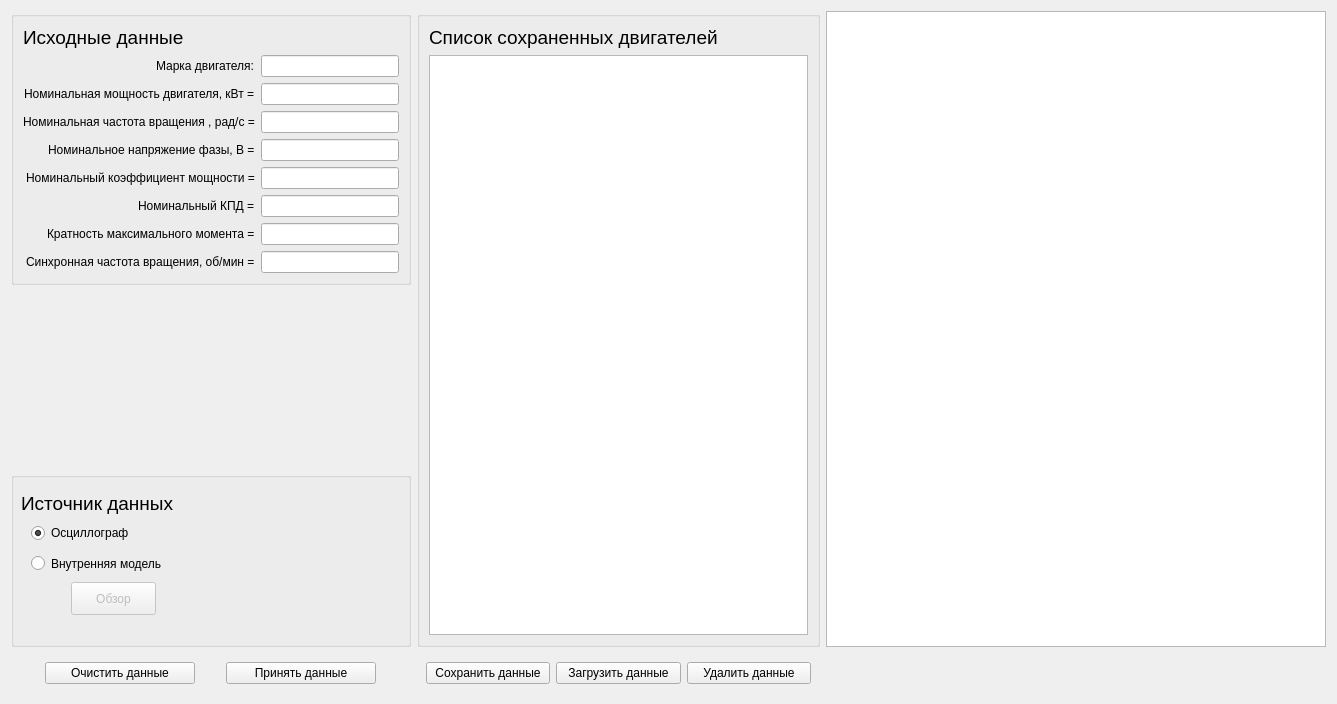
Before: the Qt Designer form untitled/datas.ui in Ivanos121/ImView, drawn with Qt 5.
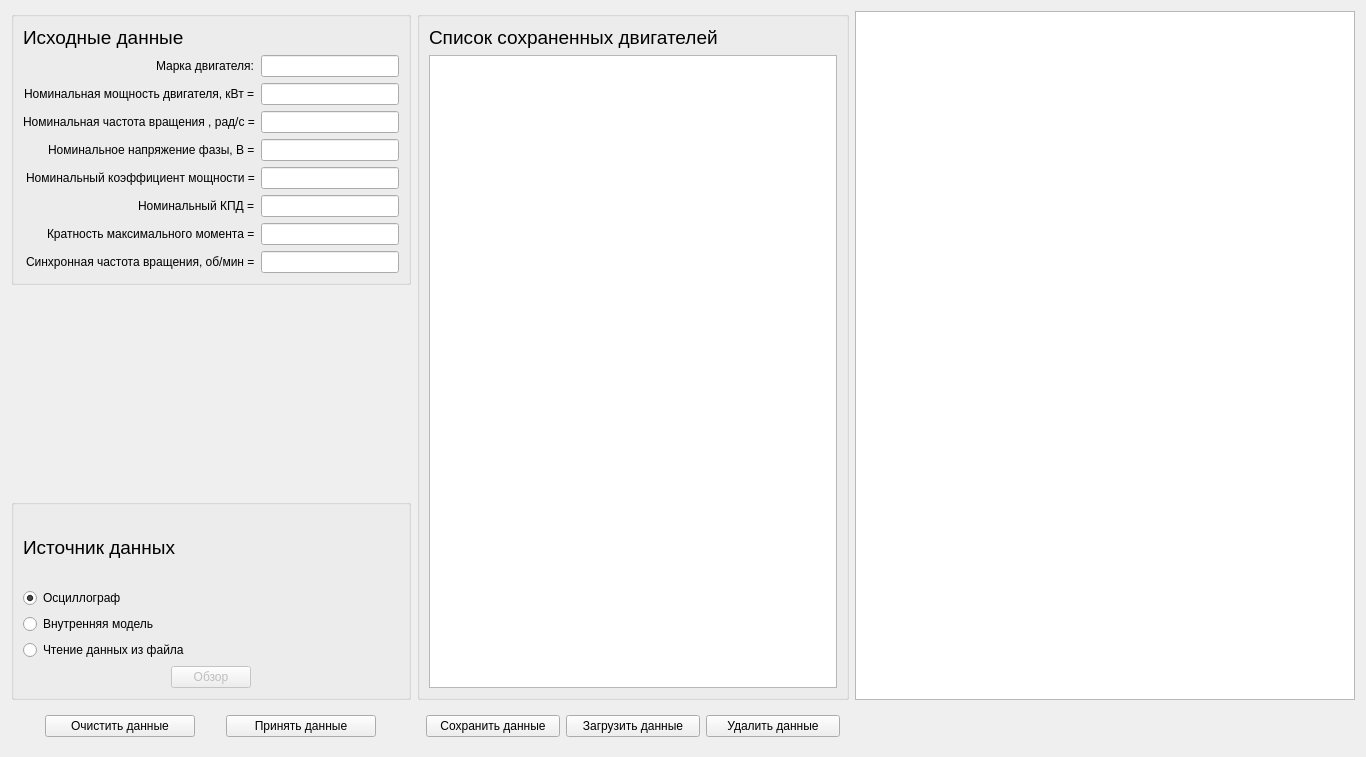
After: the same form once the commit is applied.

Diff of the .ui file:
```diff
--- a/untitled/datas.ui
+++ b/untitled/datas.ui
@@ -6,8 +6,8 @@
    <rect>
     <x>0</x>
     <y>0</y>
-    <width>1337</width>
-    <height>704</height>
+    <width>1366</width>
+    <height>757</height>
    </rect>
   </property>
   <property name="windowTitle">
@@ -178,15 +178,16 @@
        <height>0</height>
       </size>
      </property>
+     <layout class="QVBoxLayout" name="verticalLayout_3">
+      <item>
+       <widget class="QLabel" name="label_10">
+        <property name="text">
+         <string>&lt;html&gt;&lt;head/&gt;&lt;body&gt;&lt;p&gt;&lt;span style=&quot; font-size:14pt;&quot;&gt;Источник данных&lt;/span&gt;&lt;/p&gt;&lt;/body&gt;&lt;/html&gt;</string>
+        </property>
+       </widget>
+      </item>
+      <item>
      <widget class="QRadioButton" name="radioButton">
-      <property name="geometry">
-       <rect>
-        <x>20</x>
-        <y>50</y>
-        <width>141</width>
-        <height>22</height>
-       </rect>
-      </property>
       <property name="text">
        <string>Осциллограф</string>
       </property>
@@ -197,28 +198,9 @@
        <string notr="true">buttonGroup</string>
       </attribute>
      </widget>
-     <widget class="QLabel" name="label_10">
-      <property name="geometry">
-       <rect>
-        <x>10</x>
-        <y>20</y>
-        <width>384</width>
-        <height>23</height>
-       </rect>
-      </property>
-      <property name="text">
-       <string>&lt;html&gt;&lt;head/&gt;&lt;body&gt;&lt;p&gt;&lt;span style=&quot; font-size:14pt;&quot;&gt;Источник данных&lt;/span&gt;&lt;/p&gt;&lt;/body&gt;&lt;/html&gt;</string>
-      </property>
-     </widget>
-     <widget class="QRadioButton" name="radioButton_2">
-      <property name="geometry">
-       <rect>
-        <x>20</x>
-        <y>80</y>
-        <width>171</width>
-        <height>23</height>
-       </rect>
-      </property>
+      </item>
+      <item>
+       <widget class="QRadioButton" name="radioButton_3">
       <property name="text">
        <string>Внутренняя модель</string>
       </property>
@@ -226,22 +208,34 @@
        <string notr="true">buttonGroup</string>
       </attribute>
      </widget>
+      </item>
+      <item>
+       <widget class="QRadioButton" name="radioButton_2">
+        <property name="text">
+         <string>Чтение данных из файла</string>
+        </property>
+        <attribute name="buttonGroup">
+         <string notr="true">buttonGroup</string>
+        </attribute>
+       </widget>
+      </item>
+      <item alignment="Qt::AlignHCenter">
      <widget class="QPushButton" name="pushButton_5">
       <property name="enabled">
        <bool>false</bool>
       </property>
-      <property name="geometry">
-       <rect>
-        <x>60</x>
-        <y>110</y>
-        <width>85</width>
-        <height>33</height>
-       </rect>
+        <property name="maximumSize">
+         <size>
+          <width>100</width>
+          <height>16777215</height>
+         </size>
       </property>
       <property name="text">
        <string>Обзор</string>
       </property>
      </widget>
+      </item>
+     </layout>
     </widget>
    </item>
    <item row="0" column="2" rowspan="3">
```
Lines whose indentation alone changed are shown as unchanged.
